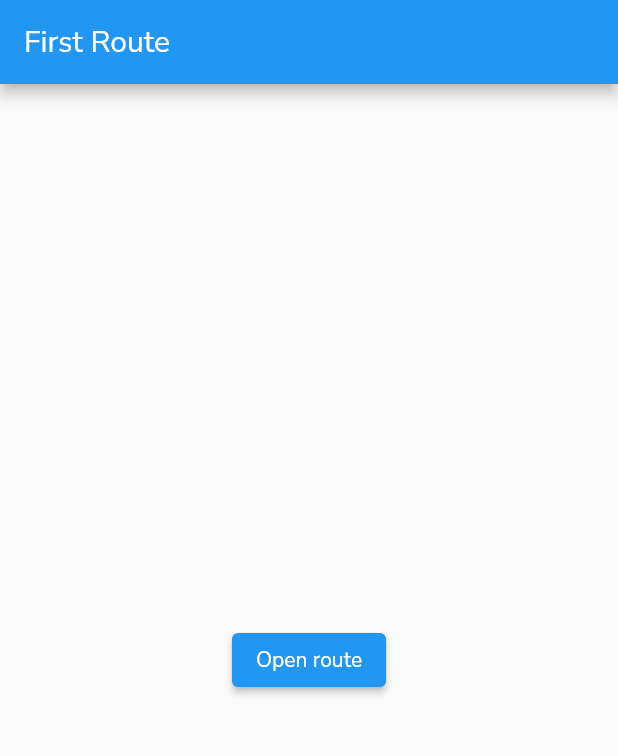
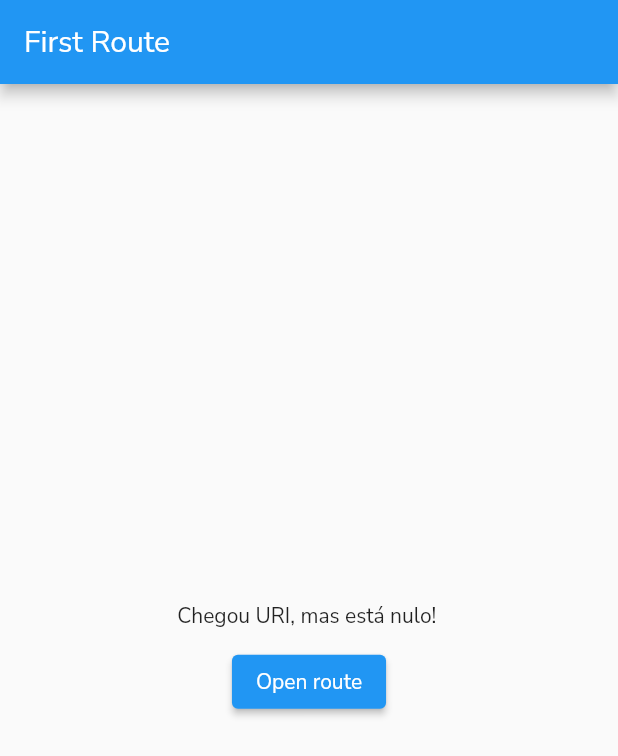
Before and after one commit to mpamaro/poc_appcues, a Flutter app: the screen it shows after launch, on a phone screen of 412 x 824 dp. Shown: the top 756 px of the screen. Run offline on Flutter 3.47's test engine with Material 2 defaults, Android fonts, the phone set to English and light mode, and no system bars; our stand-ins replace uni_links; missing offline and left inert: appcues_flutter.

Commit message:
Add deeplink handle when the app starts

```diff
--- a/lib/main.dart
+++ b/lib/main.dart
@@ -2,36 +2,7 @@ import 'package:appcues_flutter/appcues_flutter.dart';
 import 'package:flutter/material.dart';
 import 'package:uni_links/uni_links.dart';
 
-void main() async {
-  WidgetsFlutterBinding.ensureInitialized();
-
-  // Initializing Appcues SDK.
-  await Appcues.initialize('39569', 'bfe534cb-5e28-4fdf-9ff5-1907ea195dc1');
-
-  // Identify an Appcues user.
-  await Appcues.identify(
-    'flutter-user-1',
-    {
-      'Company': 'Take Blip',
-      'Repository': 'https://github.com/mpamaro/poc_appcues',
-    },
-  );
-
-  // Detect if a new deeplink was sent to the app
-  // xcrun simctl openurl booted "appcues-bfe534cb-5e28-4fdf-9ff5-1907ea195dc1://sdk/debugger"
-  uriLinkStream.listen(
-    (Uri? uri) async {
-      if (uri != null) {
-        // Pass along to Appcues to potentially handle
-        final handled = await Appcues.didHandleURL(uri);
-
-        print(handled);
-      }
-    },
-  );
-
-  await Appcues.debug();
-
+void main() {
   runApp(
     MaterialApp(
       title: 'POC Appcues',
@@ -43,8 +14,58 @@ void main() async {
   );
 }
 
-class FirstRoute extends StatelessWidget {
+class FirstRoute extends StatefulWidget {
   const FirstRoute({super.key});
+
+  @override
+  State<FirstRoute> createState() => _FirstRouteState();
+}
+
+class _FirstRouteState extends State<FirstRoute> {
+  String _debugText = 'Não chegou URI!';
+
+  @override
+  void initState() {
+    super.initState();
+
+    // Initializing Appcues SDK.
+    Appcues.initialize('39569', 'bfe534cb-5e28-4fdf-9ff5-1907ea195dc1');
+
+    // Identify an Appcues user.
+    Appcues.identify(
+      'flutter-user-1',
+      {
+        'Company': 'Take Blip',
+        'Repository': 'https://github.com/mpamaro/poc_appcues',
+      },
+    );
+
+    // Detect if the app was started by a deeplink
+    getInitialUri().then(
+      (value) => _handleDeepLink(value),
+    );
+
+    // Detect if a new deeplink was sent to the app
+    // xcrun simctl openurl booted "appcues-bfe534cb-5e28-4fdf-9ff5-1907ea195dc1://sdk/debugger"
+    uriLinkStream.listen(_handleDeepLink);
+
+    Appcues.debug();
+  }
+
+  Future<void> _handleDeepLink(Uri? uri) async {
+    if (uri != null) {
+      // Pass along to Appcues to potentially handle
+      final handled = await Appcues.didHandleURL(uri);
+
+      setState(() {
+        _debugText = 'Chegou URI: $handled - $uri';
+      });
+    } else {
+      setState(() {
+        _debugText = 'Chegou URI, mas está nulo!';
+      });
+    }
+  }
 
   @override
   Widget build(BuildContext context) {
@@ -54,8 +75,16 @@ class FirstRoute extends StatelessWidget {
       appBar: AppBar(
         title: const Text('First Route'),
       ),
-      body: Center(
-        child: ElevatedButton(
+      body: Column(
+        mainAxisAlignment: MainAxisAlignment.center,
+        children: [
+          Center(
+            child: SelectableText(_debugText),
+          ),
+          const SizedBox(
+            height: 10.0,
+          ),
+          ElevatedButton(
             child: const Text('Open route'),
             onPressed: () {
               Appcues.track('Open button was clicked');
@@ -67,6 +96,7 @@ class FirstRoute extends StatelessWidget {
               );
             },
           ),
+        ],
       ),
     );
   }
```
Also changed, not shown: assets/fonts/DSIcons.ttf (deleted). Lines whose indentation alone changed are shown as unchanged.
